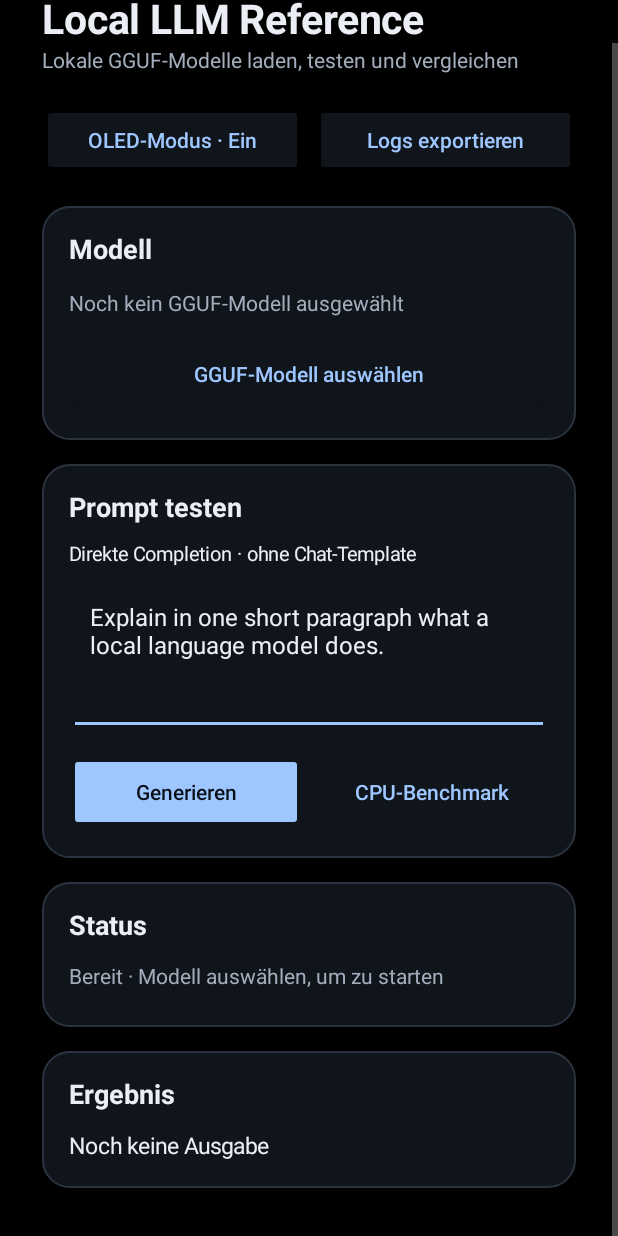
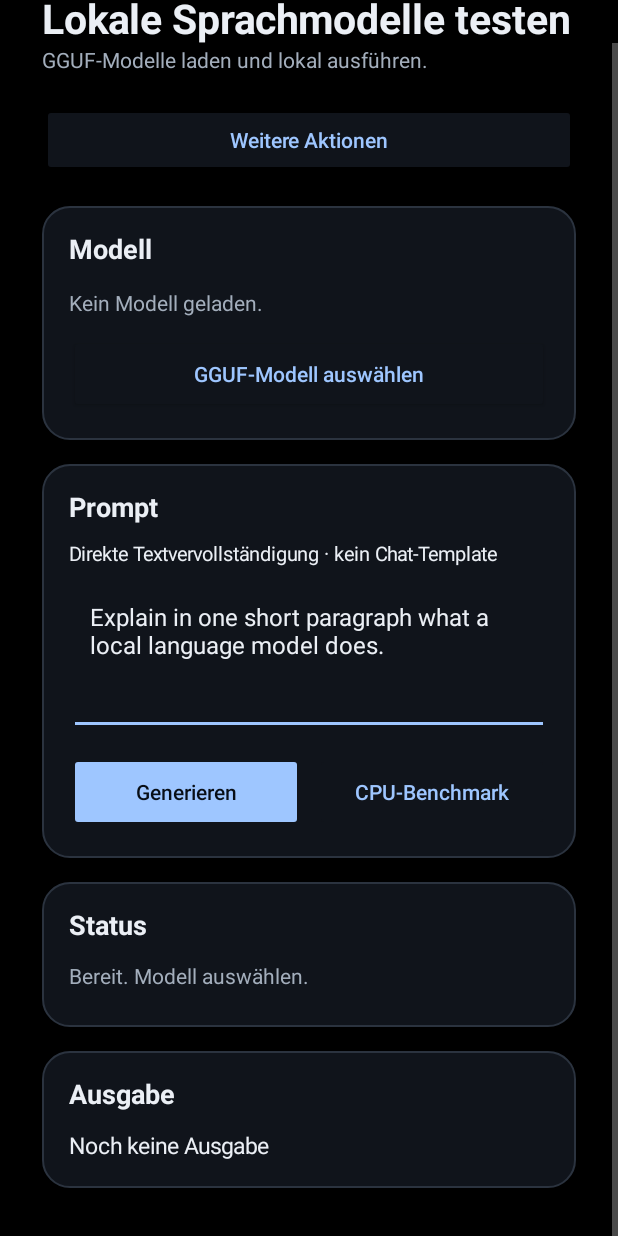
Before and after one commit to MrLongNight/Local_LLM_Reference, an Android app: the screen it shows after launch (MainActivity), scrolled down 30 dp, on a phone screen of 412 x 824 dp. Run offline under Robolectric (Android 15) with nearby library versions, the phone set to English and light mode, and no system bars.

Commit message:
Reduce primary screen actions and clarify German copy

```diff
--- a/app/src/main/java/de/mrlongnight/llmreference/MainActivity.kt
+++ b/app/src/main/java/de/mrlongnight/llmreference/MainActivity.kt
@@ -17,6 +17,7 @@ import android.widget.Button
 import android.widget.EditText
 import android.widget.FrameLayout
 import android.widget.LinearLayout
+import android.widget.PopupMenu
 import android.widget.ScrollView
 import android.widget.TextView
 import androidx.activity.ComponentActivity
@@ -57,8 +58,7 @@ class MainActivity : ComponentActivity() {
     private lateinit var generateButton: Button
     private lateinit var benchmarkButton: Button
     private lateinit var cancelButton: Button
-    private lateinit var themeButton: Button
-    private lateinit var exportLogsButton: Button
+    private lateinit var utilityButton: Button
     private lateinit var rootScrollView: ScrollView
     private lateinit var rootContent: LinearLayout
     private lateinit var pageTitleView: TextView
@@ -95,14 +95,14 @@ class MainActivity : ComponentActivity() {
         }
 
         pageTitleView = TextView(this).apply {
-            text = "Local LLM Reference"
+            text = "Lokale Sprachmodelle testen"
             textSize = 27f
             setTypeface(typeface, Typeface.BOLD)
         }
         content.addView(pageTitleView, matchWidth())
 
         pageSubtitleView = TextView(this).apply {
-            text = "Lokale GGUF-Modelle laden, testen und vergleichen"
+            text = "GGUF-Modelle laden und lokal ausführen."
             textSize = 14f
         }
         content.addView(pageSubtitleView, matchWidth(bottom = 20))
@@ -111,26 +111,18 @@ class MainActivity : ComponentActivity() {
             orientation = LinearLayout.HORIZONTAL
             gravity = Gravity.CENTER_VERTICAL
         }
-        themeButton = Button(this).apply {
+        utilityButton = Button(this).apply {
+            text = "Weitere Aktionen"
             isAllCaps = false
             minHeight = dp(48)
-            setOnClickListener { toggleDarkMode() }
+            setOnClickListener { showUtilityMenu(this) }
         }
-        exportLogsButton = Button(this).apply {
-            text = "Logs exportieren"
-            isAllCaps = false
-            minHeight = dp(48)
-            setOnClickListener {
-                diagnosticsExporter.launch("local-llm-diagnostics-${System.currentTimeMillis()}.zip")
-            }
-        }
-        utilityRow.addView(themeButton, weightedWidth(1f, end = 8))
-        utilityRow.addView(exportLogsButton, weightedWidth(1f))
+        utilityRow.addView(utilityButton, matchWidth())
         content.addView(utilityRow, matchWidth(bottom = 20))
 
         modelCard = sectionCard("Modell")
         modelView = TextView(this).apply {
-            text = "Noch kein GGUF-Modell ausgewählt"
+            text = "Kein Modell geladen."
             textSize = 14f
             setPadding(0, dp(4), 0, dp(12))
         }
@@ -146,9 +138,9 @@ class MainActivity : ComponentActivity() {
         modelCard.addView(selectModelButton, matchWidth())
         content.addView(modelCard, matchWidth(bottom = 16))
 
-        promptCard = sectionCard("Prompt testen")
+        promptCard = sectionCard("Prompt")
         promptCard.addView(TextView(this).apply {
-            text = "Direkte Completion · ohne Chat-Template"
+            text = "Direkte Textvervollständigung · kein Chat-Template"
             textSize = 13f
             setPadding(0, 0, 0, dp(10))
         }, matchWidth())
@@ -204,7 +196,7 @@ class MainActivity : ComponentActivity() {
 
         statusCard = sectionCard("Status")
         statusView = TextView(this).apply {
-            text = "Bereit · Modell auswählen, um zu starten"
+            text = "Bereit. Modell auswählen."
             textSize = 14f
             setPadding(0, dp(2), 0, 0)
             minHeight = dp(28)
@@ -212,7 +204,7 @@ class MainActivity : ComponentActivity() {
         statusCard.addView(statusView, matchWidth())
         content.addView(statusCard, matchWidth(bottom = 16))
 
-        outputCard = sectionCard("Ergebnis")
+        outputCard = sectionCard("Ausgabe")
         outputView = TextView(this).apply {
             text = "Noch keine Ausgabe"
             textSize = 15f
@@ -303,6 +295,33 @@ class MainActivity : ComponentActivity() {
         val primaryTextOnAccent: Int,
     )
 
+    private fun showUtilityMenu(anchor: View) {
+        PopupMenu(this, anchor).apply {
+            menu.add("CPU-Benchmark").apply {
+                isEnabled = selectedModel != null && activeOperationJob == null
+                setOnMenuItemClickListener {
+                    runBenchmark()
+                    true
+                }
+            }
+            menu.add(if (darkModeEnabled) "Helles Design" else "OLED-Dunkelmodus").apply {
+                setOnMenuItemClickListener {
+                    toggleDarkMode()
+                    true
+                }
+            }
+            menu.add("Diagnoseprotokoll exportieren (ZIP)").apply {
+                setOnMenuItemClickListener {
+                    diagnosticsExporter.launch(
+                        "local-llm-diagnostics-${System.currentTimeMillis()}.zip"
+                    )
+                    true
+                }
+            }
+            show()
+        }
+    }
+
     private fun toggleDarkMode() {
         darkModeEnabled = !darkModeEnabled
         getSharedPreferences("appearance", MODE_PRIVATE).edit()
@@ -373,9 +392,6 @@ class MainActivity : ComponentActivity() {
             }
         }
         tint(rootContent)
-        themeButton.text = if (darkModeEnabled) "OLED-Modus · Ein" else "Helles Design"
-        exportLogsButton.text = "Logs exportieren"
-
         window.statusBarColor = palette.systemBar
         window.navigationBarColor = palette.systemBar
         if (android.os.Build.VERSION.SDK_INT >= 29) {
@@ -640,11 +656,9 @@ class MainActivity : ComponentActivity() {
         }
 
     private fun setBusy(busy: Boolean, cancelable: Boolean = false) {
-        themeButton.isEnabled = !busy
-        exportLogsButton.isEnabled = !busy
+        utilityButton.isEnabled = !busy
         selectModelButton.isEnabled = !busy
         generateButton.isEnabled = !busy && selectedModel != null
-        benchmarkButton.isEnabled = !busy && selectedModel != null
         cancelButton.isEnabled = busy && cancelable
         cancelButton.visibility = if (busy && cancelable) View.VISIBLE else View.GONE
     }
```
